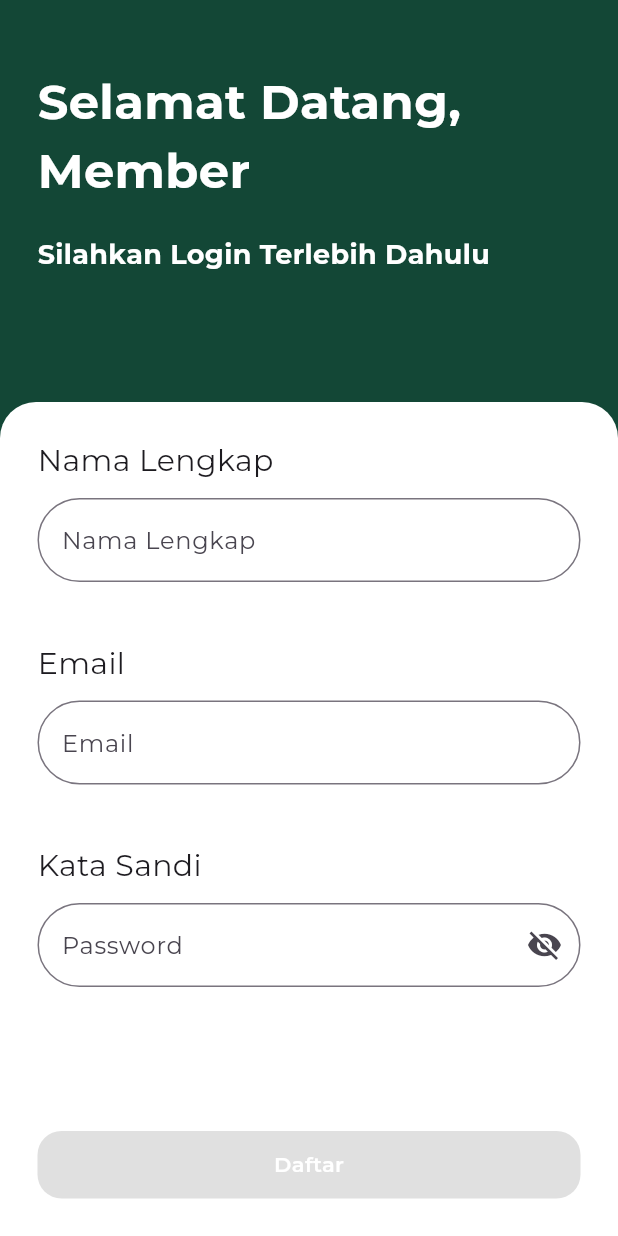
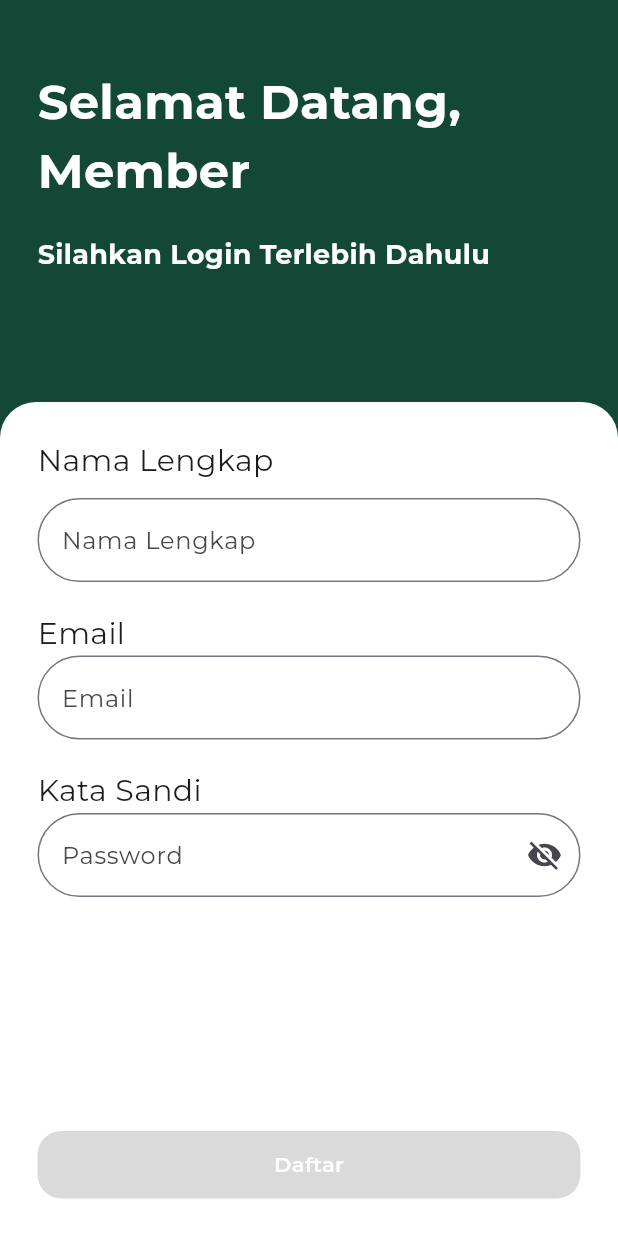
Before and after one commit to NurL/sipfupdate, a Flutter app: the RegisterPage screen opened directly, on a phone screen of 412 x 824 dp. Run offline on Flutter 3.47's test engine with Material 3 defaults, Android fonts, the phone set to English and light mode, and no system bars; our stand-ins replace carousel_slider, google_fonts, rxdart, supabase_flutter; accounts and stored records are empty; statements that could not run were skipped.

```diff
--- a/lib/pages/register_page.dart
+++ b/lib/pages/register_page.dart
@@ -1,5 +1,7 @@
 import 'package:flutter/material.dart';
+import 'package:sipfupdate/components/button.dart';
 import 'package:sipfupdate/controller/register_controller.dart';
+import 'package:sipfupdate/utils/color_constant.dart';
 
 class RegisterPage extends StatefulWidget {
   const RegisterPage({super.key});
@@ -15,7 +17,7 @@ class _RegisterPageState extends State<RegisterPage> {
   Widget build(BuildContext context) {
     return Scaffold(
       resizeToAvoidBottomInset: false,
-      backgroundColor: Color(0xff134736),
+      backgroundColor: ColorConstant.primary,
       body: SafeArea(
         child: Column(
           crossAxisAlignment: CrossAxisAlignment.start,
@@ -79,6 +81,10 @@ class _RegisterPageState extends State<RegisterPage> {
                       children: [
                         Column(
                           children: [
+                            Padding(
+                              padding: const EdgeInsets.only(bottom: 20),
+                              child: Column(
+                                children: [
                                   Container(
                                     width: double.infinity,
                                     child: Text(
@@ -102,14 +108,19 @@ class _RegisterPageState extends State<RegisterPage> {
                                           ),
                                         ),
                                         hintText: 'Nama Lengkap',
-                                  errorText: snapShot.hasError ? snapShot.error.toString() : null,
+                                        errorText:
+                                            snapShot.hasError ? snapShot.error.toString() : null,
                                       ),
                                       keyboardType: TextInputType.text,
                                     ),
                                   ),
-                            SizedBox(
-                              height: 40,
+                                ],
                               ),
+                            ),
+                            Padding(
+                              padding: const EdgeInsets.only(bottom: 20),
+                              child: Column(
+                                children: [
                                   Container(
                                     width: double.infinity,
                                     child: Text(
@@ -118,9 +129,6 @@ class _RegisterPageState extends State<RegisterPage> {
                                         fontSize: 20,
                                       ),
                                     ),
-                            ),
-                            SizedBox(
-                              height: 10,
                                   ),
                                   StreamBuilder(
                                     stream: validation.email,
@@ -138,9 +146,13 @@ class _RegisterPageState extends State<RegisterPage> {
                                       keyboardType: TextInputType.emailAddress,
                                     ),
                                   ),
-                            SizedBox(
-                              height: 40,
+                                ],
                               ),
+                            ),
+                            Padding(
+                              padding: const EdgeInsets.only(bottom: 20),
+                              child: Column(
+                                children: [
                                   Container(
                                     width: double.infinity,
                                     child: Text(
@@ -149,9 +161,6 @@ class _RegisterPageState extends State<RegisterPage> {
                                         fontSize: 20,
                                       ),
                                     ),
-                            ),
-                            SizedBox(
-                              height: 10,
                                   ),
                                   StreamBuilder(
                                     stream: validation.password,
@@ -175,33 +184,25 @@ class _RegisterPageState extends State<RegisterPage> {
                                               ? Icon(Icons.visibility_off)
                                               : Icon(Icons.visibility),
                                         ),
-                                  errorText: snapShot.hasError ? snapShot.error.toString() : null,
+                                        errorText:
+                                            snapShot.hasError ? snapShot.error.toString() : null,
                                       ),
                                       keyboardType: TextInputType.text,
                                     ),
                                   ),
                                 ],
                               ),
+                            ),
+                          ],
+                        ),
                         StreamBuilder(
                           stream: validation.submitValid,
-                          builder: (_, snapShot) => Container(
-                            height: 45,
-                            decoration: BoxDecoration(
-                              color: snapShot.data != true ? Colors.grey[300] : Color(0xff134736),
-                              borderRadius: BorderRadius.all(
-                                Radius.circular(16),
-                              ),
-                            ),
-                            child: Center(
-                              child: Text(
-                                'Daftar',
-                                style: TextStyle(
-                                  color: Colors.white,
-                                  fontWeight: FontWeight.w600,
-                                  fontSize: 14,
-                                ),
-                              ),
-                            ),
+                          builder: (_, snapShot) => Button(
+                            title: 'Daftar',
+                            onTap: snapShot.data != true ? () => {} : () {},
+                            color: snapShot.data != true
+                                ? ColorConstant.secondary
+                                : ColorConstant.primary,
                           ),
                         )
                       ],
--- a/lib/utils/color_constant.dart
+++ b/lib/utils/color_constant.dart
@@ -1,7 +1,6 @@
 import 'package:flutter/material.dart';
 
 class ColorConstant {
-
-  static const primary =  Color(0xff134736);
-
+  static const primary = Color(0xff134736);
+  static const secondary = Color(0xffDADADA);
 }
--- a/pubspec.yaml
+++ b/pubspec.yaml
@@ -38,6 +38,7 @@ dependencies:
   google_fonts: ^6.2.1
   flutter_bloc: ^8.0.1
   rxdart: ^0.27.3
+  supabase_flutter: ^2.5.2
 
 dev_dependencies:
   flutter_test:
```
Also changed, not shown: lib/layout/history_layout.dart (+61 -56 lines), lib/main.dart (+10 -1 lines), lib/pages/booking_page.dart (deleted, +0 -67 lines), lib/pages/login_page.dart (+10 -21 lines), lib/pages/payment_confirm_page.dart (+7 -16 lines), lib/pages/payment_page.dart (+22 -19 lines), lib/pages/profile_page.dart (deleted, +0 -67 lines), pubspec.lock, 5 other files. Lines whose indentation alone changed are shown as unchanged.
